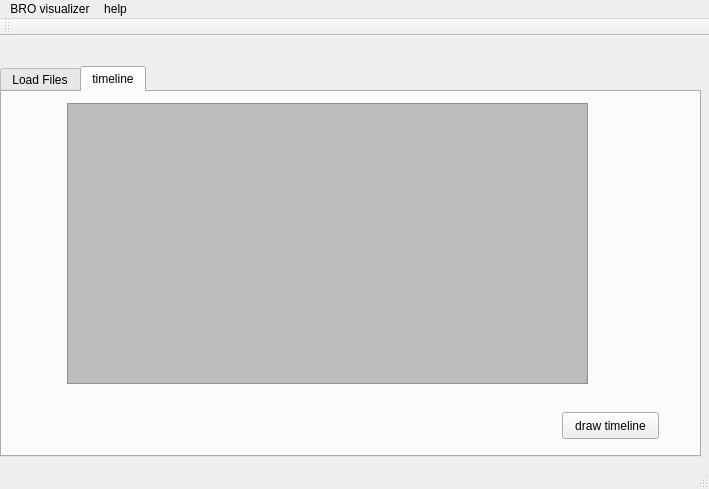
Old version of the form mainwindow.ui in the repository ahmadjd94/Bro-ID-Log-Analyzer.
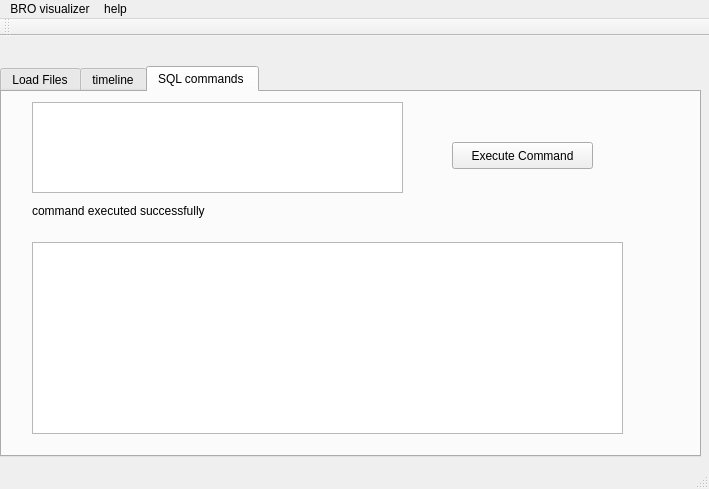
New version of the form.

Commit message: #ADDED SQL EXECUTION PANEL , SQL COMMANDS EXCEPTIONS (BROAD EXCEPTION), MESSAGE BOXES TO SHOW ERRORS IN SQL COMMAND , AND BROAD SQL OPERATIONS TO BE RESOLVED AND MORE ACCURATLY SPECIFIED

Patch:
```diff
--- a/mainwindow.ui
+++ b/mainwindow.ui
@@ -27,7 +27,7 @@
      <bool>false</bool>
     </property>
     <property name="currentIndex">
-     <number>1</number>
+     <number>2</number>
     </property>
     <widget class="QWidget" name="tab">
      <attribute name="title">
@@ -179,6 +179,63 @@
       </property>
      </widget>
     </widget>
+    <widget class="QWidget" name="tab_3">
+     <attribute name="title">
+      <string>SQL commands </string>
+     </attribute>
+     <widget class="QTextEdit" name="textEdit">
+      <property name="geometry">
+       <rect>
+        <x>30</x>
+        <y>10</y>
+        <width>371</width>
+        <height>91</height>
+       </rect>
+      </property>
+     </widget>
+     <widget class="QPushButton" name="pushButton_5">
+      <property name="geometry">
+       <rect>
+        <x>450</x>
+        <y>50</y>
+        <width>141</width>
+        <height>27</height>
+       </rect>
+      </property>
+      <property name="text">
+       <string>Execute Command</string>
+      </property>
+     </widget>
+     <widget class="QTableView" name="tableView">
+      <property name="geometry">
+       <rect>
+        <x>30</x>
+        <y>150</y>
+        <width>591</width>
+        <height>192</height>
+       </rect>
+      </property>
+      <property name="autoFillBackground">
+       <bool>false</bool>
+      </property>
+      <property name="frameShadow">
+       <enum>QFrame::Raised</enum>
+      </property>
+     </widget>
+     <widget class="QLabel" name="label_2">
+      <property name="geometry">
+       <rect>
+        <x>30</x>
+        <y>110</y>
+        <width>411</width>
+        <height>17</height>
+       </rect>
+      </property>
+      <property name="text">
+       <string>command executed successfully</string>
+      </property>
+     </widget>
+    </widget>
    </widget>
   </widget>
   <widget class="QMenuBar" name="menuBar">
```
The commit also changes 1 other file.
